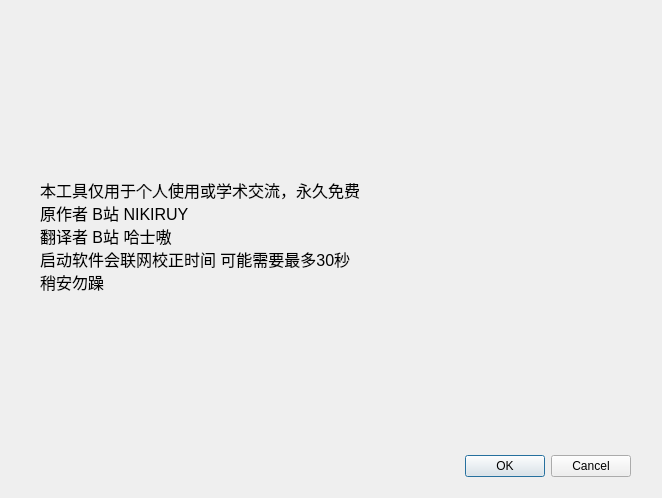
First picture: the form in welcomedialog.ui, repository A-SunsetMkt-Forks/wuwaBackendTool, before the edit.
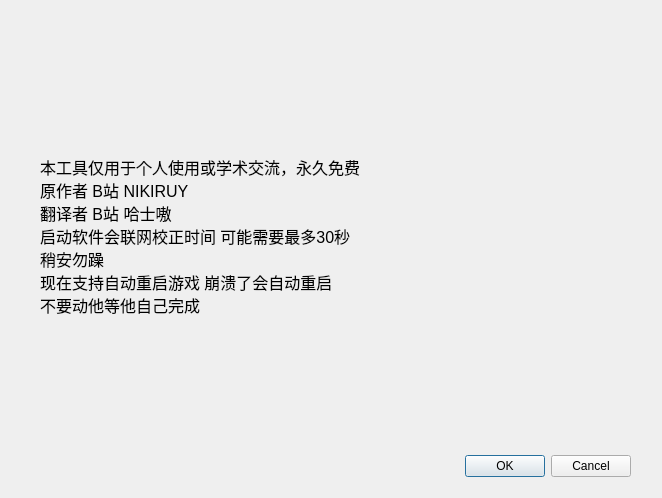
Second picture: the form after the edit.

Diff of the .ui file:
```diff
--- a/welcomedialog.ui
+++ b/welcomedialog.ui
@@ -48,7 +48,9 @@
 原作者 B站 NIKIRUY
 翻译者 B站 哈士嗷
 启动软件会联网校正时间 可能需要最多30秒
-稍安勿躁</string>
+稍安勿躁
+现在支持自动重启游戏 崩溃了会自动重启
+不要动他等他自己完成</string>
    </property>
   </widget>
  </widget>
```
